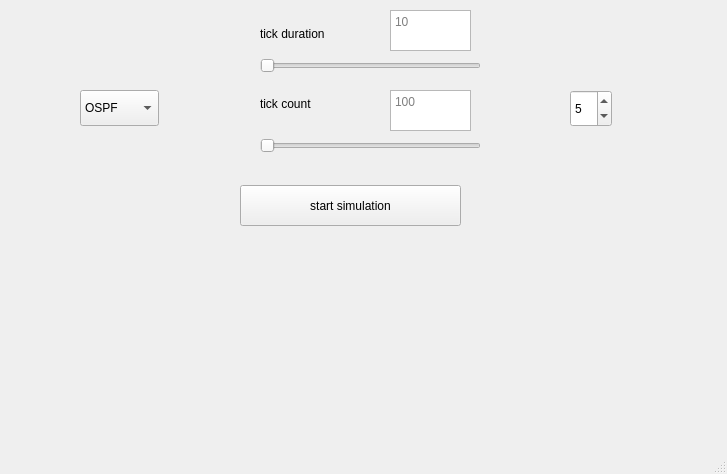
The window that networksimulator.ui (ArianFiroozi/CN-CA4-base) describes before a commit, drawn with Qt 5.
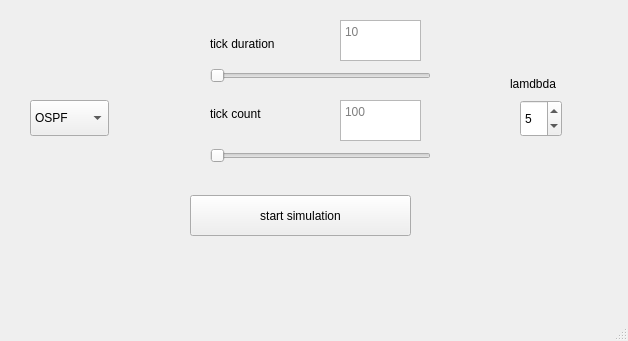
The same window after the commit.

Commit message: last commit was not saved

```diff
--- a/networksimulator.ui
+++ b/networksimulator.ui
@@ -6,8 +6,8 @@
    <rect>
     <x>0</x>
     <y>0</y>
-    <width>727</width>
-    <height>474</height>
+    <width>628</width>
+    <height>341</height>
    </rect>
   </property>
   <property name="windowTitle">
@@ -17,8 +17,8 @@
    <widget class="QPushButton" name="start">
     <property name="geometry">
      <rect>
-      <x>240</x>
-      <y>185</y>
+      <x>190</x>
+      <y>195</y>
       <width>221</width>
       <height>41</height>
      </rect>
@@ -30,8 +30,8 @@
    <widget class="QComboBox" name="protocol">
     <property name="geometry">
      <rect>
-      <x>80</x>
-      <y>90</y>
+      <x>30</x>
+      <y>100</y>
       <width>79</width>
       <height>36</height>
      </rect>
@@ -55,8 +55,8 @@
    <widget class="QSlider" name="cycleDuration">
     <property name="geometry">
      <rect>
-      <x>260</x>
-      <y>50</y>
+      <x>210</x>
+      <y>60</y>
       <width>221</width>
       <height>31</height>
      </rect>
@@ -74,8 +74,8 @@
    <widget class="QSpinBox" name="lambda">
     <property name="geometry">
      <rect>
-      <x>570</x>
-      <y>90</y>
+      <x>520</x>
+      <y>100</y>
       <width>42</width>
       <height>37</height>
      </rect>
@@ -87,8 +87,8 @@
    <widget class="QTextBrowser" name="tickDurationShow">
     <property name="geometry">
      <rect>
-      <x>390</x>
-      <y>10</y>
+      <x>340</x>
+      <y>20</y>
       <width>81</width>
       <height>41</height>
      </rect>
@@ -100,8 +100,8 @@
    <widget class="QTextBrowser" name="tickCountShow">
     <property name="geometry">
      <rect>
-      <x>390</x>
-      <y>90</y>
+      <x>340</x>
+      <y>100</y>
       <width>81</width>
       <height>41</height>
      </rect>
@@ -113,8 +113,8 @@
    <widget class="QSlider" name="tickCount">
     <property name="geometry">
      <rect>
-      <x>260</x>
-      <y>130</y>
+      <x>210</x>
+      <y>140</y>
       <width>221</width>
       <height>31</height>
      </rect>
@@ -132,8 +132,8 @@
    <widget class="QLabel" name="label">
     <property name="geometry">
      <rect>
-      <x>260</x>
-      <y>20</y>
+      <x>210</x>
+      <y>30</y>
       <width>81</width>
       <height>28</height>
      </rect>
@@ -145,8 +145,8 @@
    <widget class="QLabel" name="label_2">
     <property name="geometry">
      <rect>
-      <x>260</x>
-      <y>90</y>
+      <x>210</x>
+      <y>100</y>
       <width>91</width>
       <height>28</height>
      </rect>
@@ -155,6 +155,19 @@
      <string>tick count</string>
     </property>
    </widget>
+   <widget class="QLabel" name="label_3">
+    <property name="geometry">
+     <rect>
+      <x>510</x>
+      <y>70</y>
+      <width>58</width>
+      <height>28</height>
+     </rect>
+    </property>
+    <property name="text">
+     <string>lamdbda</string>
+    </property>
+   </widget>
   </widget>
   <widget class="QMenuBar" name="menubar">
    <property name="geometry">
```
Left out of the diff: 7 changed lines with no effect on the pictures. The commit also changes 1 other file.
